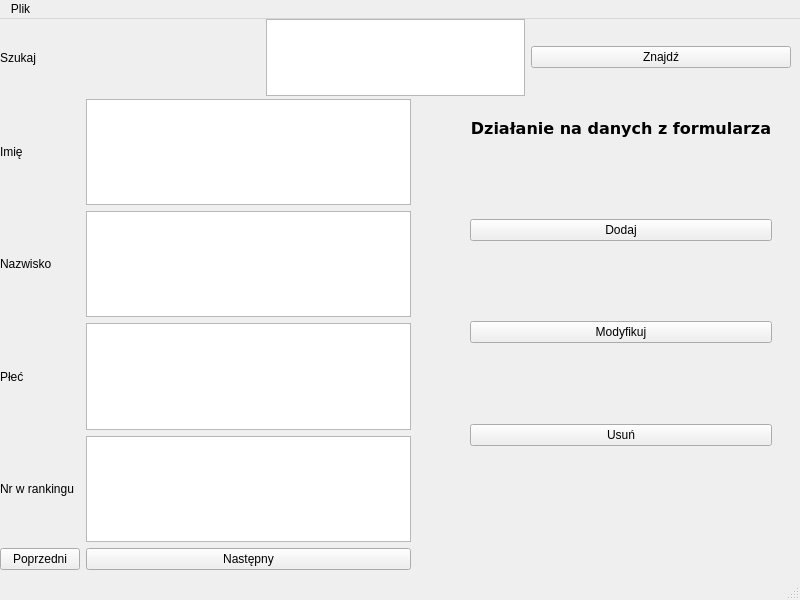
Qt form src/ui/windowPlayers.ui (messer440/obslugaTurnieji) before a commit.
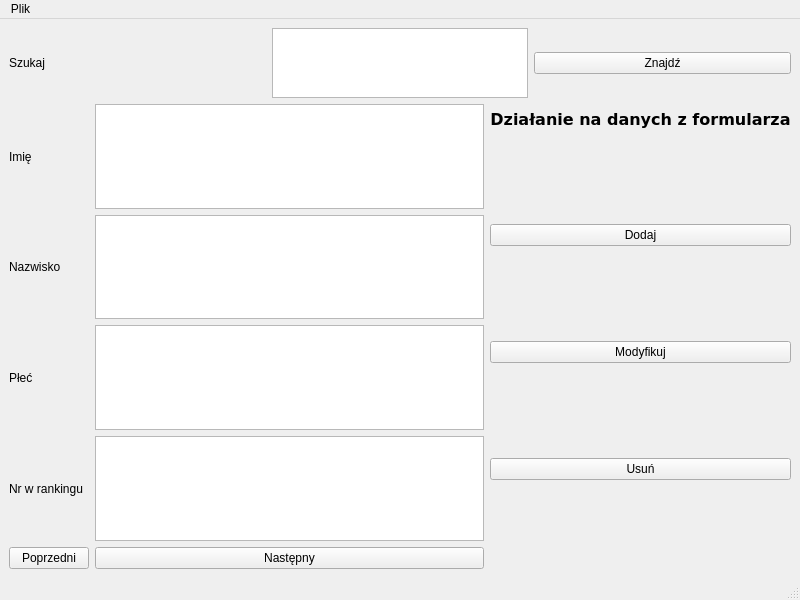
The same form after that commit.

Commit message: layout grid -> Players

```diff
--- a/src/ui/windowPlayers.ui
+++ b/src/ui/windowPlayers.ui
@@ -14,15 +14,36 @@
    <string>Gracze</string>
   </property>
   <widget class="QWidget" name="centralwidget">
-   <widget class="QWidget" name="verticalLayoutWidget">
-    <property name="geometry">
-     <rect>
-      <x>0</x>
-      <y>80</y>
-      <width>411</width>
-      <height>471</height>
-     </rect>
-    </property>
+   <layout class="QGridLayout" name="gridLayout_2">
+    <item row="0" column="0" colspan="2">
+     <layout class="QHBoxLayout" name="horizontalLayout_3">
+      <item>
+       <widget class="QLabel" name="label">
+        <property name="text">
+         <string>Szukaj</string>
+        </property>
+       </widget>
+      </item>
+      <item>
+       <widget class="QTextEdit" name="textEdit">
+        <property name="sizePolicy">
+         <sizepolicy hsizetype="Minimum" vsizetype="Expanding">
+          <horstretch>0</horstretch>
+          <verstretch>0</verstretch>
+         </sizepolicy>
+        </property>
+       </widget>
+      </item>
+      <item>
+       <widget class="QPushButton" name="pushButton_5">
+        <property name="text">
+         <string>Znajdź</string>
+        </property>
+       </widget>
+      </item>
+     </layout>
+    </item>
+    <item row="1" column="0" rowspan="2">
     <layout class="QGridLayout" name="gridLayout">
      <item row="4" column="2">
       <widget class="QTextBrowser" name="inputPlec"/>
@@ -79,52 +100,8 @@
       </widget>
      </item>
     </layout>
-   </widget>
-   <widget class="QWidget" name="verticalLayoutWidget_2">
-    <property name="geometry">
-     <rect>
-      <x>0</x>
-      <y>0</y>
-      <width>791</width>
-      <height>77</height>
-     </rect>
-    </property>
-    <layout class="QHBoxLayout" name="horizontalLayout_3">
-     <item>
-      <widget class="QLabel" name="label">
-       <property name="text">
-        <string>Szukaj</string>
-       </property>
-      </widget>
-     </item>
-     <item>
-      <widget class="QTextEdit" name="textEdit">
-       <property name="sizePolicy">
-        <sizepolicy hsizetype="Minimum" vsizetype="Expanding">
-         <horstretch>0</horstretch>
-         <verstretch>0</verstretch>
-        </sizepolicy>
-       </property>
-      </widget>
-     </item>
-     <item>
-      <widget class="QPushButton" name="pushButton_5">
-       <property name="text">
-        <string>Znajdź</string>
-       </property>
-      </widget>
-     </item>
-    </layout>
-   </widget>
-   <widget class="QWidget" name="verticalLayoutWidget_3">
-    <property name="geometry">
-     <rect>
-      <x>470</x>
-      <y>100</y>
-      <width>302</width>
-      <height>401</height>
-     </rect>
-    </property>
+    </item>
+    <item row="2" column="1">
     <layout class="QVBoxLayout" name="verticalLayout">
      <item>
       <widget class="QLabel" name="infoAction">
@@ -218,7 +195,8 @@
       </spacer>
      </item>
     </layout>
-   </widget>
+    </item>
+   </layout>
   </widget>
   <widget class="QMenuBar" name="menubar">
    <property name="geometry">
```
Left out of the diff: 2 changed lines with no effect on the pictures. Lines whose indentation alone changed are shown as unchanged. The commit also changes 7 other files.
